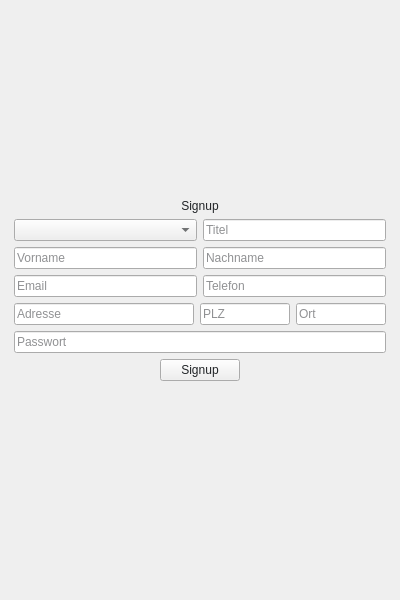
Old version of the form HR_Managment_System_Application/auth/signup.ui in the repository MehmetMertt/twentyONE_HR_System.
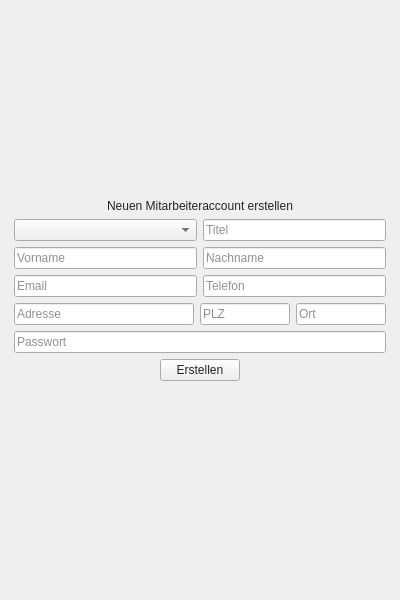
New version of the form.

The edit to the form file:
```diff
--- a/HR_Managment_System_Application/auth/signup.ui
+++ b/HR_Managment_System_Application/auth/signup.ui
@@ -208,7 +208,7 @@
      <item>
       <widget class="QLabel" name="page_header">
        <property name="text">
-        <string>Signup</string>
+        <string>Neuen Mitarbeiteraccount erstellen</string>
        </property>
        <property name="alignment">
         <set>Qt::AlignCenter</set>
@@ -385,7 +385,7 @@
           <cursorShape>PointingHandCursor</cursorShape>
          </property>
          <property name="text">
-          <string>Signup</string>
+          <string>Erstellen</string>
          </property>
          <property name="button_type" stdset="0">
           <string>primary</string>
```
